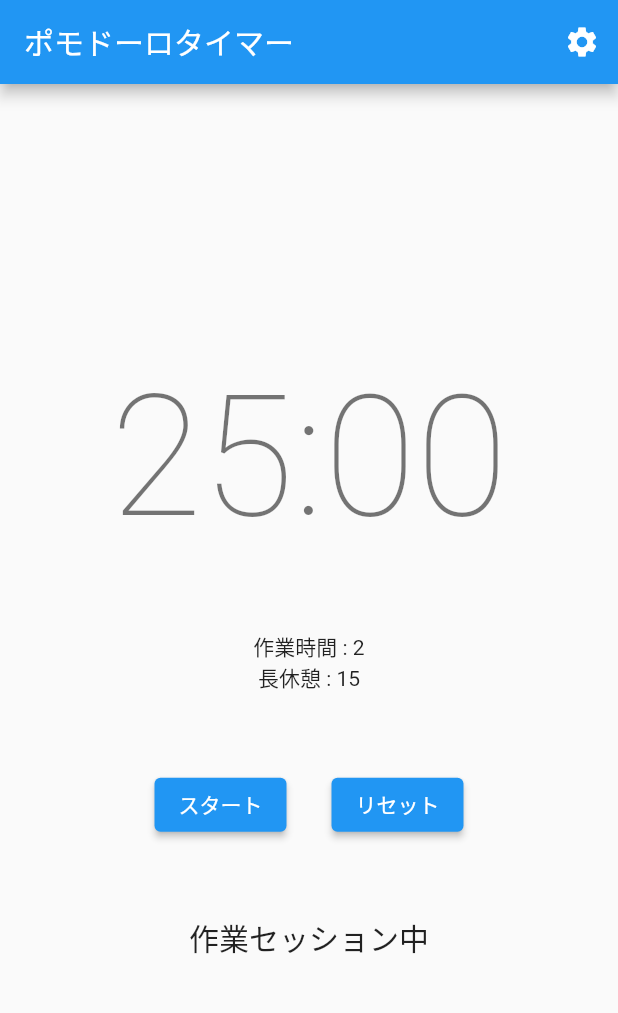
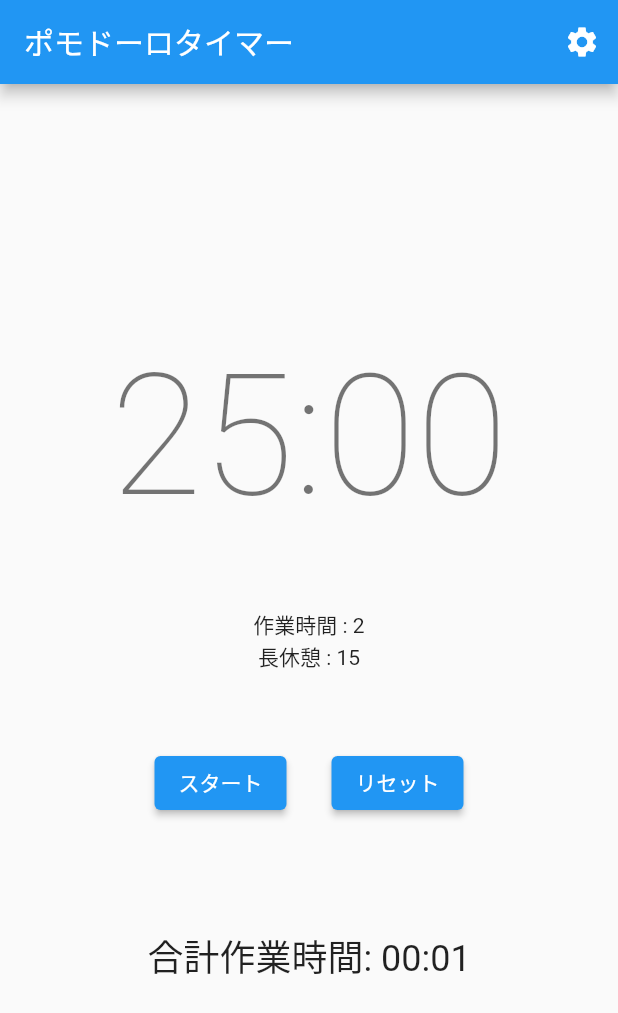
Before and after one commit to kametsun/pomodoro_timer_app, a Flutter app: the screen it shows after launch, after a tap on "スタート", after a tap on "リセット", on a phone screen of 412 x 824 dp. Shown: the top 1013 px of the screen. Run offline on Flutter 3.47's test engine with Material 2 defaults, Android fonts, the phone set to English and light mode, and no system bars.

Commit message:
合計作業時間作成

```diff
--- a/lib/main.dart
+++ b/lib/main.dart
@@ -25,7 +25,7 @@ class PomodoroApp extends StatelessWidget {
 }
 
 // SessionStatus: 作業中, 小休憩, 長休憩か状態を表す
-enum SessionStatus { work, shortBreak, longBreak }
+enum SessionStatus { none, work, shortBreak, longBreak }
 
 class PomodoroHomePage extends StatefulWidget {
   const PomodoroHomePage({Key? key, required this.title}) : super(key: key);
@@ -40,15 +40,16 @@ class _PomodoroHomePageState extends State<PomodoroHomePage> {
   int _longBreak = 15; //100分ごとの休憩
   int _timeRemaining = 25 * 60; //残り時間
   Timer? _timer; //スタートするまでnull
+  int _totalWorkTime = 0; //合計作業時間を保存
 
   int _studySessionCount = 0; //何回作業セッションが行われたかカウント
-  SessionStatus _sessionStatus = SessionStatus.work; // 初期状態は作業中
+  SessionStatus _sessionStatus = SessionStatus.none; // 初期状態
 
   void _openSettings() async {
     //設定画面を開く
     final result = await Navigator.push(
       context,
-      MaterialPageRoute(builder: (context) => TimerSettingScreen()),
+      MaterialPageRoute(builder: (context) => const TimerSettingScreen()),
     );
 
     //結果からそれを作業時間に設定する
@@ -60,8 +61,11 @@ class _PomodoroHomePageState extends State<PomodoroHomePage> {
     }
   }
 
+  //状態ラベル
   String get sessionLabel {
     switch (_sessionStatus) {
+      case SessionStatus.none:
+        return "";
       case SessionStatus.work:
         return "作業セッション中";
       case SessionStatus.shortBreak:
@@ -74,6 +78,7 @@ class _PomodoroHomePageState extends State<PomodoroHomePage> {
   }
 
   void _startTimer() {
+    _sessionStatus = SessionStatus.work;
     if (_timer != null) {
       _timer!.cancel();
     }
@@ -81,6 +86,9 @@ class _PomodoroHomePageState extends State<PomodoroHomePage> {
       setState(() {
         if (_timeRemaining > 0) {
           _timeRemaining--;
+          if (_sessionStatus == SessionStatus.work) {
+            _totalWorkTime++;
+          }
         } else {
           timer.cancel();
           _transitionSession();
@@ -92,7 +100,7 @@ class _PomodoroHomePageState extends State<PomodoroHomePage> {
   void _resetTimer() {
     setState(() {
       _timeRemaining = 25 * 60;
-      _sessionStatus = SessionStatus.work; //初期状態にリセット
+      _sessionStatus = SessionStatus.none; //初期状態にリセット
     });
     if (_timer != null) {
       _timer!.cancel();
@@ -142,7 +150,7 @@ class _PomodoroHomePageState extends State<PomodoroHomePage> {
         title: Text(widget.title),
         actions: [
           IconButton(
-            icon: Icon(Icons.settings),
+            icon: const Icon(Icons.settings),
             onPressed: _openSettings,
           )
         ],
@@ -174,7 +182,11 @@ class _PomodoroHomePageState extends State<PomodoroHomePage> {
               ],
             ),
             const SizedBox(height: 50),
-            Text(sessionLabel, style: Theme.of(context).textTheme.titleLarge)
+            Text(sessionLabel, style: Theme.of(context).textTheme.titleLarge),
+            Text(
+              "合計作業時間: ${(_totalWorkTime ~/ 60).toString().padLeft(2, '0')}:${(_totalWorkTime % 60).toString().padLeft(2, '0')}",
+              style: Theme.of(context).textTheme.headline5,
+            )
           ],
         ),
       ),
```
Also changed, not shown: lib/view/timer_setting_screen.dart (+7 -7 lines).
